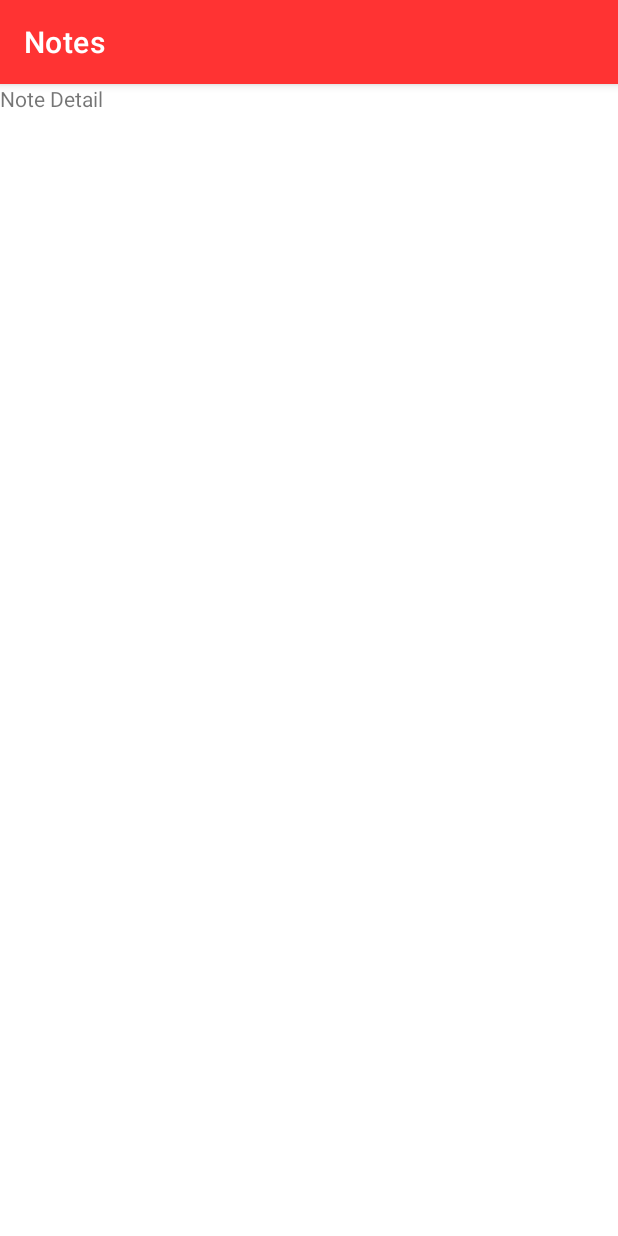
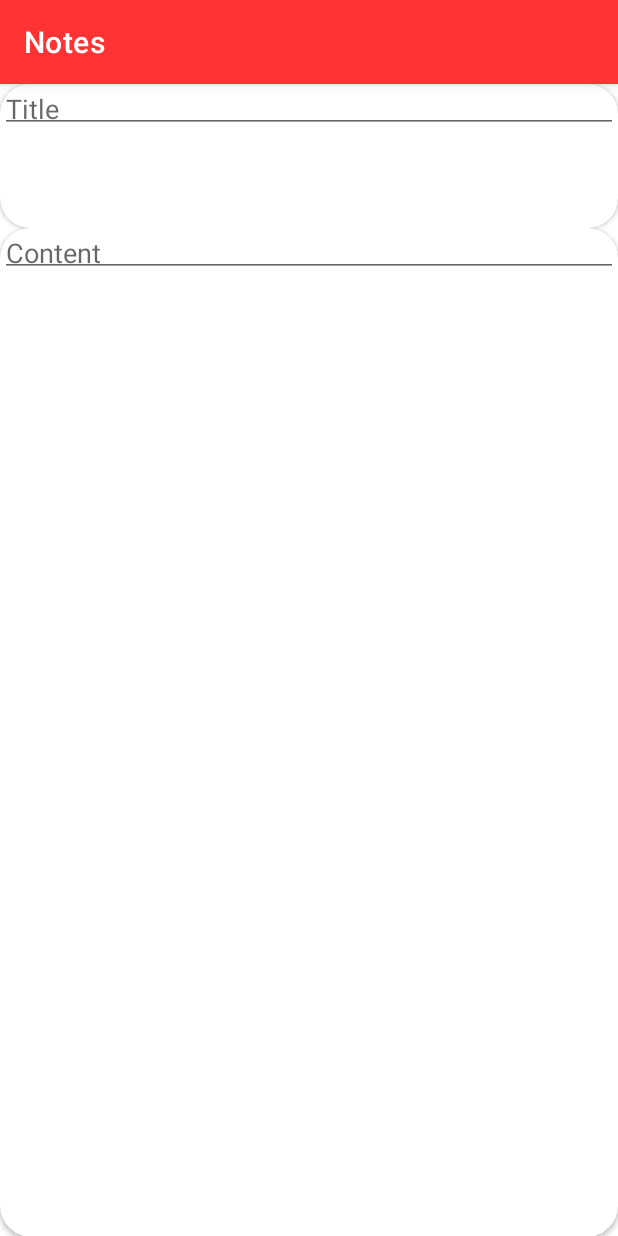
Before and after one commit to luu-9798/Notes, an Android app: the NoteDetailFragment screen opened through its navigation route, on a phone screen of 412 x 824 dp. Run offline under Robolectric (Android 15) with nearby library versions, the phone set to English and light mode, and no system bars; our stand-ins replace data binding.

Commit message:
Changed the RoomDB version and added 2 EditText for Detail Fragment

```diff
--- a/app/build.gradle
+++ b/app/build.gradle
@@ -48,8 +48,8 @@ dependencies {
     implementation 'androidx.navigation:navigation-ui:2.5.3'
     implementation 'androidx.recyclerview:recyclerview:1.2.1'
     implementation 'androidx.cardview:cardview:1.0.0'
-    implementation 'androidx.room:room-runtime:2.5.0'
-    kapt 'androidx.room:room-compiler:2.5.0'
+    implementation 'androidx.room:room-runtime:2.4.0'
+    kapt 'androidx.room:room-compiler:2.4.0'
 
     implementation 'com.google.android.material:material:1.7.0'
 
--- a/app/src/main/java/com/alpharettasolutions/notes/model/Note.kt
+++ b/app/src/main/java/com/alpharettasolutions/notes/model/Note.kt
@@ -1,7 +1,9 @@
 package com.alpharettasolutions.notes.model
 
+import androidx.room.Entity
 import androidx.room.PrimaryKey
 
+@Entity
 data class Note(
     @PrimaryKey(autoGenerate = true)
     val id: Int,
--- a/app/src/main/res/layout/fragment_note_detail.xml
+++ b/app/src/main/res/layout/fragment_note_detail.xml
@@ -1,6 +1,7 @@
 <?xml version="1.0" encoding="utf-8"?>
 <layout xmlns:android="http://schemas.android.com/apk/res/android"
-    xmlns:app="http://schemas.android.com/apk/res-auto">
+    xmlns:app="http://schemas.android.com/apk/res-auto"
+    xmlns:tools="http://schemas.android.com/tools">
     <data>
         <variable
             name="viewModel"
@@ -10,14 +11,50 @@
         android:layout_width="match_parent"
         android:layout_height="match_parent">
 
-        <TextView
+        <androidx.cardview.widget.CardView
+            android:id="@+id/card_view_title_edit"
             android:layout_width="match_parent"
-            android:layout_height="match_parent"
-            android:text="Note Detail"
+            android:layout_height="0dp"
+            android:padding="8dp"
+            app:layout_constraintVertical_weight="1"
+            app:cardCornerRadius="20dp"
             app:layout_constraintTop_toTopOf="parent"
             app:layout_constraintStart_toStartOf="parent"
-            app:layout_constraintBottom_toBottomOf="parent"
-            app:layout_constraintEnd_toEndOf="parent"/>
+            app:layout_constraintEnd_toEndOf="parent"
+            app:layout_constraintBottom_toTopOf="@id/card_view_content_edit">
+
+            <EditText
+                android:id="@+id/edit_text_title"
+                android:layout_width="match_parent"
+                android:layout_height="wrap_content"
+                android:hint="Title"
+                android:padding="4dp"
+                android:inputType="textMultiLine"
+                android:maxLines="2"/>
+
+        </androidx.cardview.widget.CardView>
+
+        <androidx.cardview.widget.CardView
+            android:id="@+id/card_view_content_edit"
+            android:layout_width="match_parent"
+            android:layout_height="0dp"
+            android:padding="8dp"
+            app:layout_constraintVertical_weight="7"
+            app:cardCornerRadius="20dp"
+            app:layout_constraintTop_toBottomOf="@id/card_view_title_edit"
+            app:layout_constraintStart_toStartOf="parent"
+            app:layout_constraintEnd_toEndOf="parent"
+            app:layout_constraintBottom_toBottomOf="parent">
+
+            <EditText
+                android:id="@+id/edit_text_content"
+                android:layout_width="match_parent"
+                android:layout_height="wrap_content"
+                android:hint="Content"
+                android:inputType="textMultiLine"
+                android:padding="4dp"/>
+
+        </androidx.cardview.widget.CardView>
 
     </androidx.constraintlayout.widget.ConstraintLayout>
 </layout>
```
